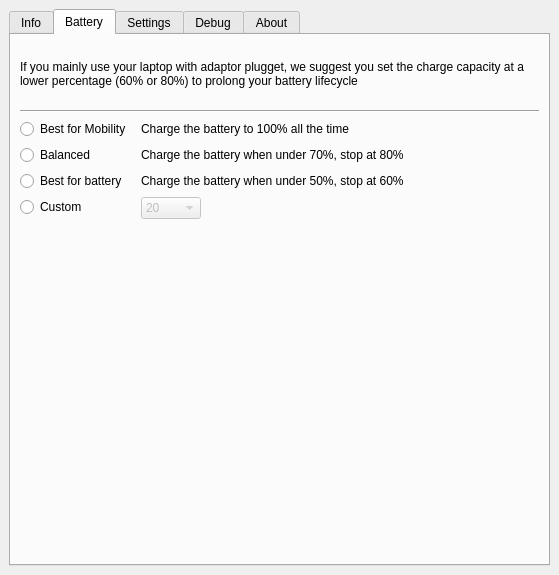
The window that src/mainwindow.ui (dmitry-s93/MControlCenter) describes before a commit, drawn with Qt 5.
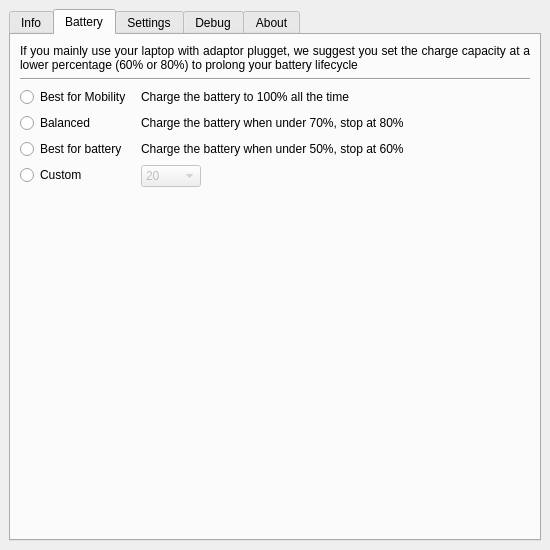
The same window after the commit. The open tabs and pages were chosen to show the change.

What changed in the file:
```diff
--- a/src/mainwindow.ui
+++ b/src/mainwindow.ui
@@ -2,15 +2,12 @@
 <ui version="4.0">
  <class>MainWindow</class>
  <widget class="QMainWindow" name="MainWindow">
-  <property name="enabled">
-   <bool>true</bool>
-  </property>
   <property name="geometry">
    <rect>
     <x>0</x>
     <y>0</y>
-    <width>559</width>
-    <height>575</height>
+    <width>550</width>
+    <height>550</height>
    </rect>
   </property>
   <property name="minimumSize">
@@ -26,33 +23,15 @@
    <property name="enabled">
     <bool>true</bool>
    </property>
-   <property name="sizePolicy">
-    <sizepolicy hsizetype="Preferred" vsizetype="Preferred">
-     <horstretch>0</horstretch>
-     <verstretch>0</verstretch>
-    </sizepolicy>
-   </property>
    <layout class="QGridLayout" name="gridLayout">
     <item row="0" column="1">
      <widget class="QTabWidget" name="tabWidget">
-      <property name="enabled">
-       <bool>true</bool>
-      </property>
-      <property name="sizePolicy">
-       <sizepolicy hsizetype="Expanding" vsizetype="MinimumExpanding">
-        <horstretch>0</horstretch>
-        <verstretch>0</verstretch>
-       </sizepolicy>
-      </property>
       <property name="minimumSize">
        <size>
         <width>0</width>
         <height>0</height>
        </size>
       </property>
-      <property name="layoutDirection">
-       <enum>Qt::LeftToRight</enum>
-      </property>
       <property name="currentIndex">
        <number>0</number>
       </property>
@@ -232,41 +211,17 @@
        <property name="enabled">
         <bool>true</bool>
        </property>
-       <property name="sizePolicy">
-        <sizepolicy hsizetype="Preferred" vsizetype="Preferred">
-         <horstretch>0</horstretch>
-         <verstretch>0</verstretch>
-        </sizepolicy>
-       </property>
        <attribute name="title">
         <string>Battery</string>
        </attribute>
        <layout class="QVBoxLayout" name="verticalLayout">
         <item>
          <widget class="QLabel" name="label_5">
-          <property name="sizePolicy">
-           <sizepolicy hsizetype="Preferred" vsizetype="Preferred">
-            <horstretch>0</horstretch>
-            <verstretch>0</verstretch>
-           </sizepolicy>
-          </property>
-          <property name="minimumSize">
-           <size>
-            <width>0</width>
-            <height>50</height>
-           </size>
-          </property>
-          <property name="maximumSize">
-           <size>
-            <width>16777215</width>
-            <height>60</height>
-           </size>
-          </property>
           <property name="text">
            <string>If you mainly use your laptop with adaptor plugget, we suggest you set the charge capacity at a lower percentage (60% or 80%) to prolong your battery lifecycle</string>
           </property>
-          <property name="scaledContents">
-           <bool>false</bool>
+          <property name="alignment">
+           <set>Qt::AlignJustify|Qt::AlignVCenter</set>
           </property>
           <property name="wordWrap">
            <bool>true</bool>
@@ -302,12 +257,6 @@
           </property>
           <item row="0" column="0">
            <widget class="QRadioButton" name="bestMobilityRadioButton">
-            <property name="minimumSize">
-             <size>
-              <width>0</width>
-              <height>0</height>
-             </size>
-            </property>
             <property name="text">
              <string>Best for Mobility</string>
             </property>
@@ -467,6 +416,19 @@
           </item>
          </layout>
         </item>
+        <item>
+         <spacer name="verticalSpacer_5">
+          <property name="orientation">
+           <enum>Qt::Vertical</enum>
+          </property>
+          <property name="sizeHint" stdset="0">
+           <size>
+            <width>20</width>
+            <height>40</height>
+           </size>
+          </property>
+         </spacer>
+        </item>
        </layout>
       </widget>
       <widget class="QWidget" name="settingsTab">
```
Left out of the diff: 19 changed lines with no effect on the pictures.
